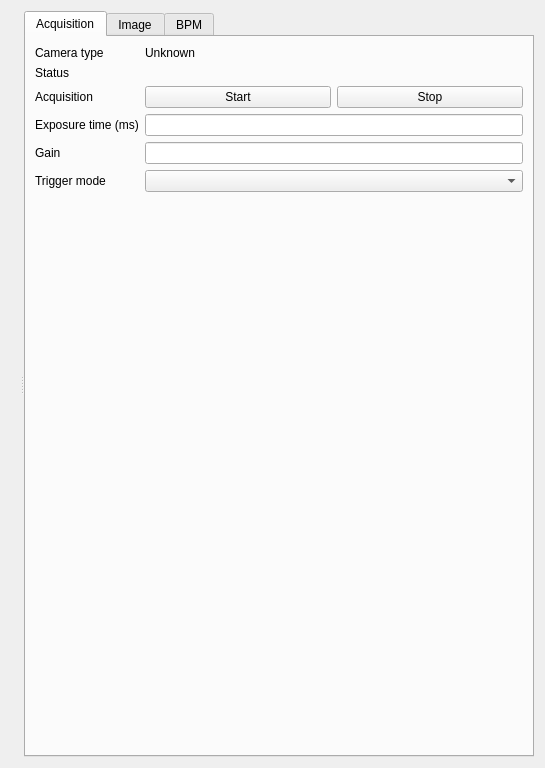
Above: src/tgconf_beamviewer/panels/camera.ui from MaxIV-KitsControls/app-maxiv-beamviewer before the change. Below: the same form after it.
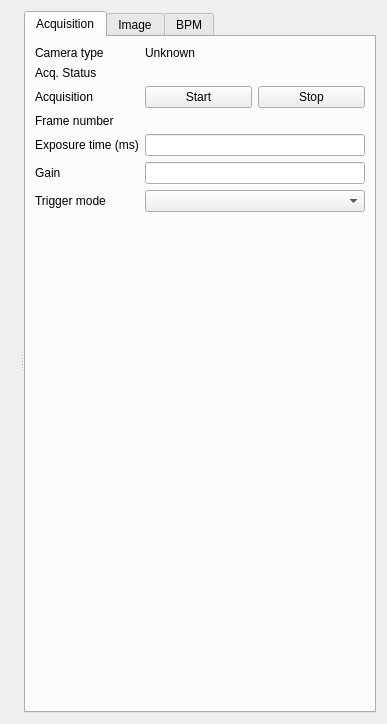
That is the form after the change. Custom widgets are drawn as their Qt base class.

```diff
--- a/src/tgconf_beamviewer/panels/camera.ui
+++ b/src/tgconf_beamviewer/panels/camera.ui
@@ -6,8 +6,8 @@
    <rect>
     <x>0</x>
     <y>0</y>
-    <width>545</width>
-    <height>768</height>
+    <width>387</width>
+    <height>724</height>
    </rect>
   </property>
   <property name="windowTitle">
@@ -52,43 +52,6 @@
         <property name="fieldGrowthPolicy">
          <enum>QFormLayout::AllNonFixedFieldsGrow</enum>
         </property>
-        <item row="3" column="0">
-         <widget class="QLabel" name="label">
-          <property name="text">
-           <string>Exposure time (ms)</string>
-          </property>
-         </widget>
-        </item>
-        <item row="3" column="1">
-         <widget class="MAXLineEdit" name="acq_expo_time">
-          <property name="inputMask">
-           <string/>
-          </property>
-          <property name="model">
-           <string>acq_expo_time</string>
-          </property>
-          <property name="useParentModel">
-           <bool>false</bool>
-          </property>
-          <property name="autoApply">
-           <bool>true</bool>
-          </property>
-         </widget>
-        </item>
-        <item row="2" column="0">
-         <widget class="QLabel" name="label_2">
-          <property name="text">
-           <string>Acquisition</string>
-          </property>
-         </widget>
-        </item>
-        <item row="5" column="0">
-         <widget class="QLabel" name="label_3">
-          <property name="text">
-           <string>Trigger mode</string>
-          </property>
-         </widget>
-        </item>
         <item row="0" column="0">
          <widget class="QLabel" name="label_4">
           <property name="text">
@@ -103,30 +66,20 @@
           </property>
          </widget>
         </item>
-        <item row="5" column="1">
-         <widget class="TaurusValueComboBox" name="trigger_mode_combobox">
-          <property name="autoApply">
-           <bool>true</bool>
-          </property>
-         </widget>
-        </item>
-        <item row="1" column="1">
-         <widget class="TaurusLabel" name="acq_status_label"/>
-        </item>
         <item row="1" column="0">
          <widget class="QLabel" name="label_7">
           <property name="text">
-           <string>Status</string>
+           <string>Acq. Status</string>
           </property>
          </widget>
         </item>
-        <item row="4" column="1">
-         <widget class="MAXLineEdit" name="gain_label"/>
+        <item row="1" column="1">
+         <widget class="TaurusLabel" name="acq_status_label"/>
         </item>
-        <item row="4" column="0">
-         <widget class="QLabel" name="label_16">
+        <item row="2" column="0">
+         <widget class="QLabel" name="label_2">
           <property name="text">
-           <string>Gain</string>
+           <string>Acquisition</string>
           </property>
          </widget>
         </item>
@@ -148,6 +101,70 @@
           </item>
          </layout>
         </item>
+        <item row="4" column="0">
+         <widget class="QLabel" name="label">
+          <property name="text">
+           <string>Exposure time (ms)</string>
+          </property>
+         </widget>
+        </item>
+        <item row="4" column="1">
+         <widget class="MAXLineEdit" name="acq_expo_time">
+          <property name="inputMask">
+           <string/>
+          </property>
+          <property name="model">
+           <string>acq_expo_time</string>
+          </property>
+          <property name="useParentModel">
+           <bool>false</bool>
+          </property>
+          <property name="autoApply">
+           <bool>true</bool>
+          </property>
+         </widget>
+        </item>
+        <item row="5" column="0">
+         <widget class="QLabel" name="label_16">
+          <property name="text">
+           <string>Gain</string>
+          </property>
+         </widget>
+        </item>
+        <item row="5" column="1">
+         <widget class="MAXLineEdit" name="gain_label"/>
+        </item>
+        <item row="6" column="0">
+         <widget class="QLabel" name="label_3">
+          <property name="text">
+           <string>Trigger mode</string>
+          </property>
+         </widget>
+        </item>
+        <item row="6" column="1">
+         <widget class="TaurusValueComboBox" name="trigger_mode_combobox">
+          <property name="autoApply">
+           <bool>true</bool>
+          </property>
+         </widget>
+        </item>
+        <item row="3" column="0">
+         <widget class="QLabel" name="label_19">
+          <property name="text">
+           <string>Frame number</string>
+          </property>
+         </widget>
+        </item>
+        <item row="3" column="1">
+         <widget class="TaurusLabel" name="acq_framenumber_label">
+          <property name="model">
+           <string/>
+          </property>
+          <property name="useParentModel">
+           <bool>false</bool>
+          </property>
+         </widget>
+        </item>
        </layout>
       </widget>
       <widget class="QWidget" name="tab_2">
```
